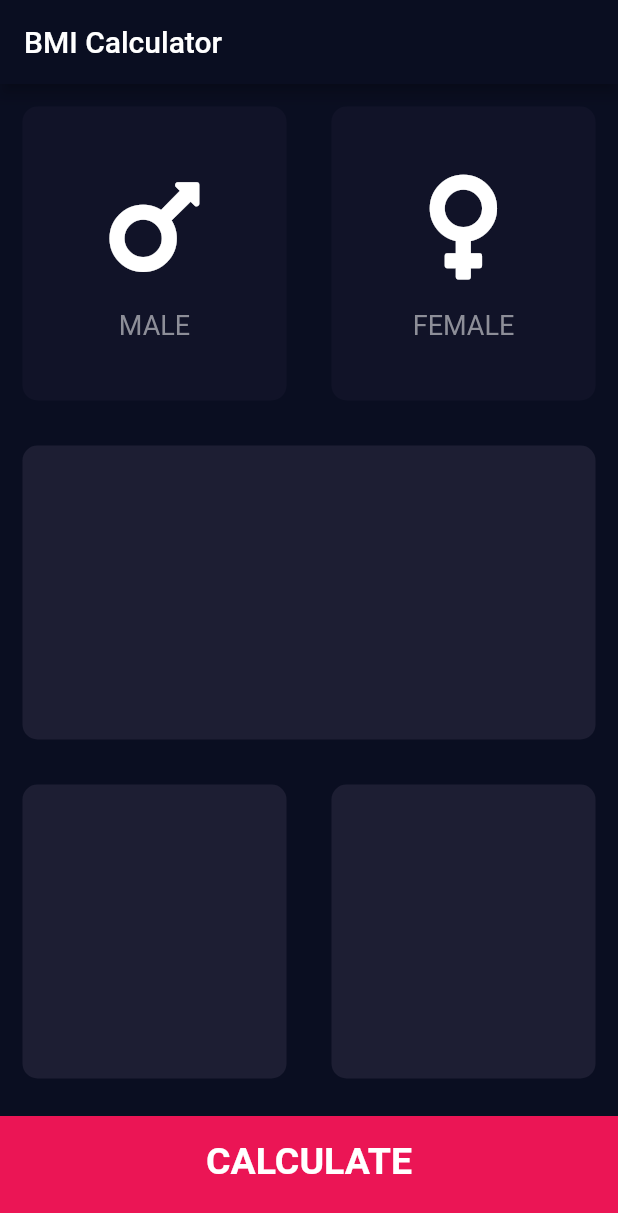
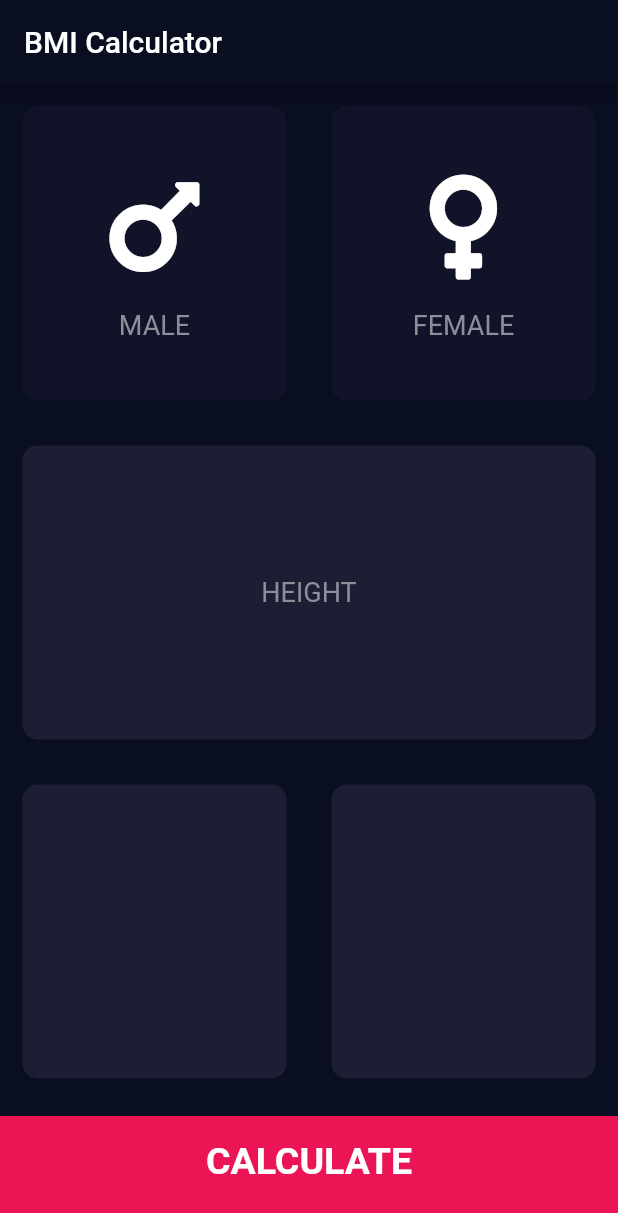
Before and after one commit to piotrek1543/BMI_Calculator_App, a Flutter app: the screen it shows after launch, on a phone screen of 412 x 824 dp. Shown: the top 1213 px of the screen. Run offline on Flutter 3.47's test engine with Material 2 defaults, Android fonts, the phone set to English and light mode, and no system bars; our stand-ins replace font_awesome_flutter.

Commit message:
Working on a `height` widget in InputPage component.

```diff
--- a/lib/screens/input_page.dart
+++ b/lib/screens/input_page.dart
@@ -70,7 +70,18 @@ class _InputPageState extends State<InputPage> {
           Expanded(
             flex: 1,
             child: ReusableCard(
-              color: Color(0xFF1D1E33),
+              color: kActiveCardColor,
+              cardChild: Column(
+                  mainAxisAlignment: MainAxisAlignment.center,
+                  children: <Widget>[
+                    Text(
+                      'HEIGHT',
+                      style: kLabelTextStyle,
+                    ),
+                    Row(
+                      children: <Widget>[],
+                    )
+                  ]),
             ),
           ),
           Expanded(
```
